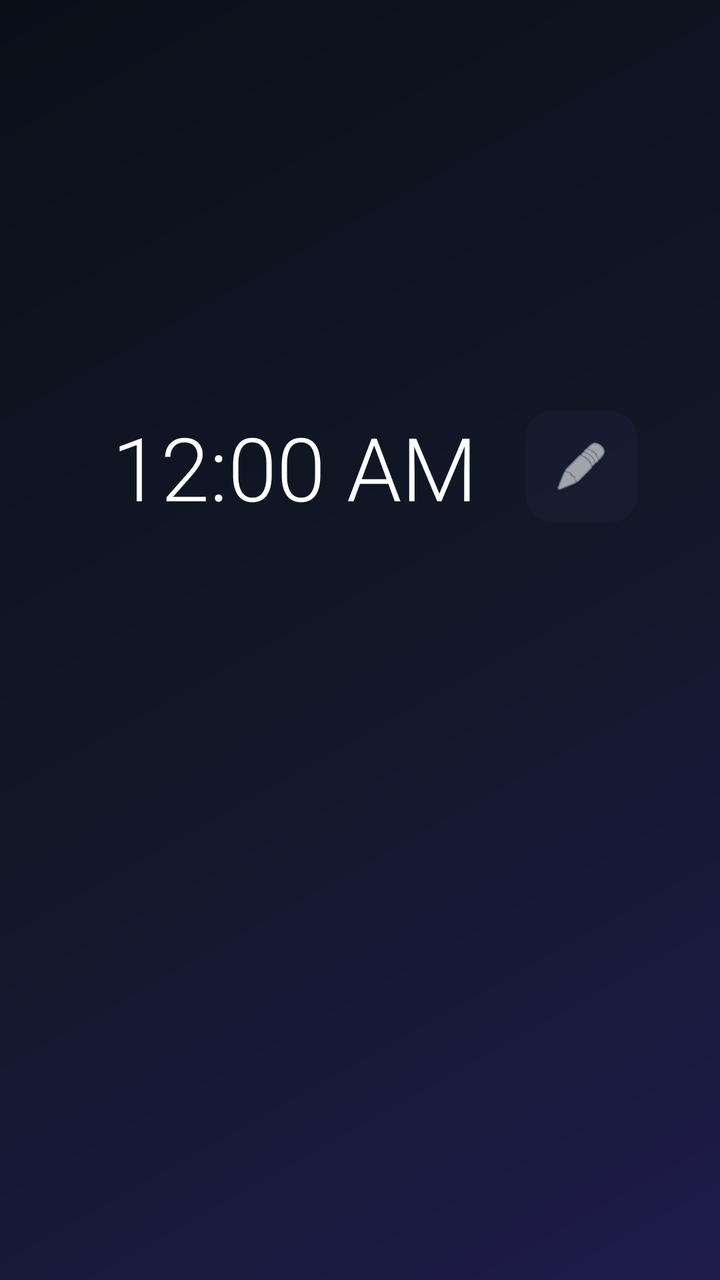
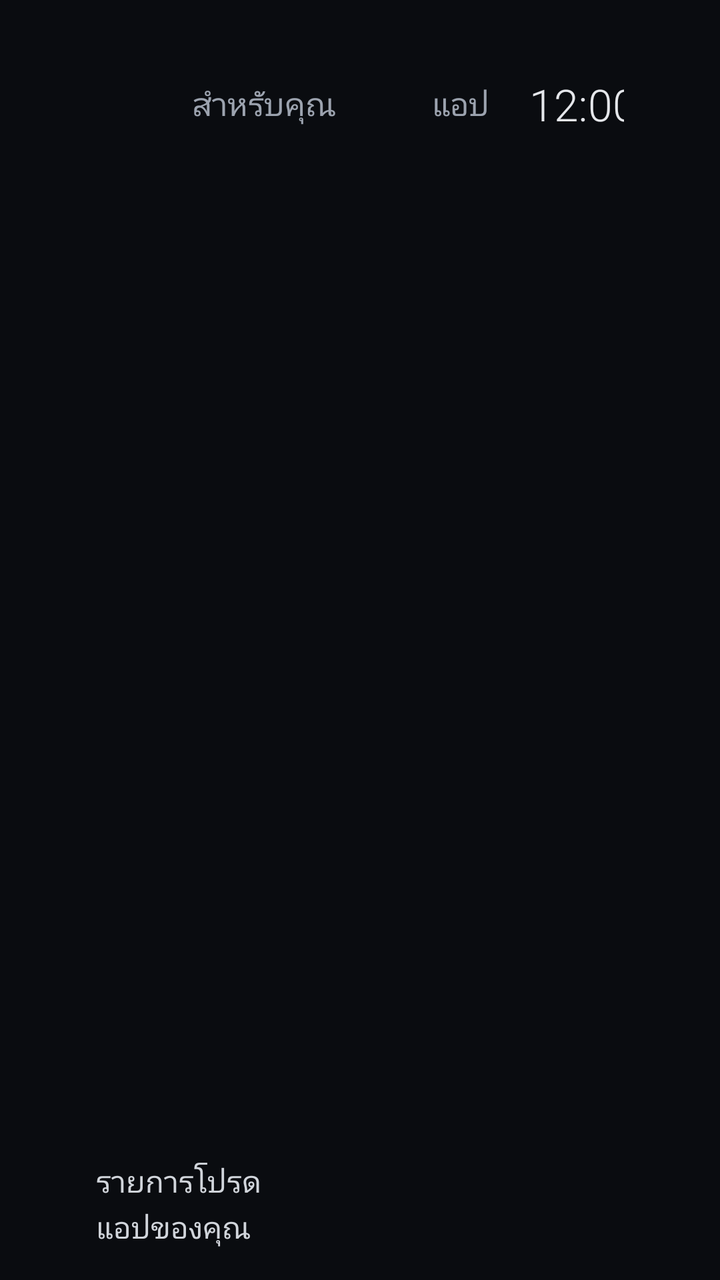

The first picture is an Android layout as it rendered before a commit; the second is the same layout after the commit. The layout source and the unified diff follow.
<!-- AndroidManifest.xml: application theme Theme.CleanTV -->
<!-- res/layout/activity_main.xml -->
<?xml version="1.0" encoding="utf-8"?>
<FrameLayout xmlns:android="http://schemas.android.com/apk/res/android"
    android:layout_width="match_parent"
    android:layout_height="match_parent">

    <ImageView
        android:id="@+id/wallpaper"
        android:layout_width="match_parent"
        android:layout_height="match_parent"
        android:importantForAccessibility="no"
        android:scaleType="centerCrop" />

    <View
        android:id="@+id/dim"
        android:layout_width="match_parent"
        android:layout_height="match_parent"
        android:alpha="0"
        android:background="#000000" />

    <LinearLayout
        android:layout_width="match_parent"
        android:layout_height="match_parent"
        android:clipChildren="false"
        android:clipToPadding="false"
        android:orientation="vertical"
        android:paddingStart="56dp"
        android:paddingTop="36dp"
        android:paddingEnd="56dp">

        <LinearLayout
            android:layout_width="match_parent"
            android:layout_height="wrap_content"
            android:gravity="center_vertical"
            android:orientation="horizontal">

            <LinearLayout
                android:layout_width="0dp"
                android:layout_height="wrap_content"
                android:layout_weight="1"
                android:orientation="vertical">

                <ImageView
                    android:id="@+id/logoImage"
                    android:layout_width="wrap_content"
                    android:layout_height="56dp"
                    android:adjustViewBounds="true"
                    android:importantForAccessibility="no"
                    android:maxWidth="360dp"
                    android:scaleType="fitStart"
                    android:visibility="gone" />

                <TextView
                    android:id="@+id/logoText"
                    android:layout_width="wrap_content"
                    android:layout_height="wrap_content"
                    android:textColor="#FFFFFF"
                    android:textSize="32sp"
                    android:textStyle="bold" />

                <TextView
                    android:id="@+id/greeting"
                    android:layout_width="wrap_content"
                    android:layout_height="wrap_content"
                    android:layout_marginTop="4dp"
                    android:textColor="#E5E7EB"
                    android:textSize="20sp" />

                <TextClock
                    android:id="@+id/date"
                    android:layout_width="wrap_content"
                    android:layout_height="wrap_content"
                    android:format12Hour="EEEE d MMMM"
                    android:format24Hour="EEEE d MMMM"
                    android:textColor="#9CA3AF"
                    android:textSize="15sp" />
            </LinearLayout>

            <TextClock
                android:id="@+id/clock"
                android:layout_width="wrap_content"
                android:layout_height="wrap_content"
                android:layout_marginEnd="24dp"
                android:fontFamily="sans-serif-light"
                android:textColor="#FFFFFF"
                android:textSize="44sp" />

            <ImageButton
                android:id="@+id/btnCustomize"
                android:layout_width="56dp"
                android:layout_height="56dp"
                android:background="@drawable/button_bg"
                android:contentDescription="ปรับแต่ง CleanTV"
                android:focusable="true"
                android:padding="14dp"
                android:scaleType="fitCenter"
                android:src="@android:drawable/ic_menu_edit"
                android:tint="#FFFFFF" />

            <ImageButton
                android:id="@+id/btnSystem"
                android:layout_width="56dp"
                android:layout_height="56dp"
                android:layout_marginStart="12dp"
                android:background="@drawable/button_bg"
                android:contentDescription="การตั้งค่าทีวี"
                android:focusable="true"
                android:padding="14dp"
                android:scaleType="fitCenter"
                android:src="@android:drawable/ic_menu_preferences"
                android:tint="#FFFFFF" />
        </LinearLayout>

        <androidx.recyclerview.widget.RecyclerView
            android:id="@+id/grid"
            android:layout_width="match_parent"
            android:layout_height="0dp"
            android:layout_marginTop="8dp"
            android:layout_weight="1"
            android:clipChildren="false"
            android:clipToPadding="false"
            android:paddingTop="8dp"
            android:paddingBottom="48dp" />
    </LinearLayout>
</FrameLayout>
<!-- resources referenced by this layout -->
<resources>
  <!-- drawable button_bg (drawable) -->
  <?xml version="1.0" encoding="utf-8"?>
  <selector xmlns:android="http://schemas.android.com/apk/res/android">
      <item android:state_focused="true">
          <shape android:shape="rectangle">
              <solid android:color="#40FFFFFF" />
              <corners android:radius="14dp" />
              <stroke android:width="3dp" android:color="#FFFFFF" />
          </shape>
      </item>
      <item>
          <shape android:shape="rectangle">
              <solid android:color="#801C2238" />
              <corners android:radius="14dp" />
          </shape>
      </item>
  </selector>
  <style name="Theme.CleanTV" parent="@android:style/Theme.DeviceDefault.NoActionBar.Fullscreen">
          
          <item name="android:windowBackground">@drawable/bg_gradient</item>
          <item name="android:windowShowWallpaper">false</item>
      </style>
  <!-- drawable bg_gradient (drawable) -->
  <shape xmlns:android="http://schemas.android.com/apk/res/android" android:shape="rectangle">
      <gradient
          android:angle="315"
          android:startColor="#0B0F1A"
          android:centerColor="#111827"
          android:endColor="#1E1B4B" />
  </shape>
</resources>

<!-- the commit's change to res/layout/activity_main.xml (unified diff, before → after) -->
@@ -1,21 +1,39 @@
 <?xml version="1.0" encoding="utf-8"?>
 <FrameLayout xmlns:android="http://schemas.android.com/apk/res/android"
+    android:id="@+id/root"
     android:layout_width="match_parent"
-    android:layout_height="match_parent">
-
+    android:layout_height="match_parent"
+    android:background="#0A0C10"
+    android:clipChildren="false">
+
+    
     <ImageView
-        android:id="@+id/wallpaper"
-        android:layout_width="match_parent"
-        android:layout_height="match_parent"
+        android:id="@+id/heroArt"
+        android:layout_width="640dp"
+        android:layout_height="360dp"
+        android:layout_gravity="top|end"
+        android:alpha="0"
         android:importantForAccessibility="no"
         android:scaleType="centerCrop" />
 
+    
     <View
-        android:id="@+id/dim"
+        android:id="@+id/fadeLeft"
+        android:layout_width="640dp"
+        android:layout_height="360dp"
+        android:layout_gravity="top|end" />
+
+    <View
+        android:id="@+id/fadeBottom"
+        android:layout_width="640dp"
+        android:layout_height="360dp"
+        android:layout_gravity="top|end" />
+
+    <View
+        android:id="@+id/fadeTop"
         android:layout_width="match_parent"
-        android:layout_height="match_parent"
-        android:alpha="0"
-        android:background="#000000" />
+        android:layout_height="110dp"
+        android:layout_gravity="top" />
 
     <LinearLayout
         android:layout_width="match_parent"
@@ -23,102 +41,214 @@
         android:clipChildren="false"
         android:clipToPadding="false"
         android:orientation="vertical"
-        android:paddingStart="56dp"
-        android:paddingTop="36dp"
-        android:paddingEnd="56dp">
-
+        android:paddingTop="28dp">
+
+        
         <LinearLayout
             android:layout_width="match_parent"
-            android:layout_height="wrap_content"
+            android:layout_height="48dp"
             android:gravity="center_vertical"
-            android:orientation="horizontal">
-
-            <LinearLayout
+            android:orientation="horizontal"
+            android:paddingStart="48dp"
+            android:paddingEnd="48dp">
+
+            <ImageView
+                android:id="@+id/logoImage"
+                android:layout_width="wrap_content"
+                android:layout_height="32dp"
+                android:layout_marginEnd="28dp"
+                android:adjustViewBounds="true"
+                android:importantForAccessibility="no"
+                android:maxWidth="200dp"
+                android:scaleType="fitStart"
+                android:visibility="gone" />
+
+            <TextView
+                android:id="@+id/logoText"
+                android:layout_width="wrap_content"
+                android:layout_height="wrap_content"
+                android:layout_marginEnd="28dp"
+                android:textColor="#FFFFFF"
+                android:textSize="20sp"
+                android:textStyle="bold" />
+
+            <TextView
+                android:id="@+id/tabHome"
+                android:layout_width="wrap_content"
+                android:layout_height="40dp"
+                android:background="@drawable/tab_bg"
+                android:focusable="true"
+                android:gravity="center"
+                android:paddingStart="20dp"
+                android:paddingEnd="20dp"
+                android:text="สำหรับคุณ"
+                android:textColor="@color/tab_text"
+                android:textSize="16sp" />
+
+            <TextView
+                android:id="@+id/tabAll"
+                android:layout_width="wrap_content"
+                android:layout_height="40dp"
+                android:layout_marginStart="8dp"
+                android:background="@drawable/tab_bg"
+                android:focusable="true"
+                android:gravity="center"
+                android:paddingStart="20dp"
+                android:paddingEnd="20dp"
+                android:text="แอป"
+                android:textColor="@color/tab_text"
+                android:textSize="16sp" />
+
+            <View
                 android:layout_width="0dp"
-                android:layout_height="wrap_content"
-                android:layout_weight="1"
-                android:orientation="vertical">
-
-                <ImageView
-                    android:id="@+id/logoImage"
-                    android:layout_width="wrap_content"
-                    android:layout_height="56dp"
-                    android:adjustViewBounds="true"
-                    android:importantForAccessibility="no"
-                    android:maxWidth="360dp"
-                    android:scaleType="fitStart"
-                    android:visibility="gone" />
-
-                <TextView
-                    android:id="@+id/logoText"
-                    android:layout_width="wrap_content"
-                    android:layout_height="wrap_content"
-                    android:textColor="#FFFFFF"
-                    android:textSize="32sp"
-                    android:textStyle="bold" />
-
-                <TextView
-                    android:id="@+id/greeting"
-                    android:layout_width="wrap_content"
-                    android:layout_height="wrap_content"
-                    android:layout_marginTop="4dp"
-                    android:textColor="#E5E7EB"
-                    android:textSize="20sp" />
-
-                <TextClock
-                    android:id="@+id/date"
-                    android:layout_width="wrap_content"
-                    android:layout_height="wrap_content"
-                    android:format12Hour="EEEE d MMMM"
-                    android:format24Hour="EEEE d MMMM"
-                    android:textColor="#9CA3AF"
-                    android:textSize="15sp" />
-            </LinearLayout>
+                android:layout_height="1dp"
+                android:layout_weight="1" />
 
             <TextClock
                 android:id="@+id/clock"
                 android:layout_width="wrap_content"
                 android:layout_height="wrap_content"
-                android:layout_marginEnd="24dp"
+                android:layout_marginEnd="20dp"
                 android:fontFamily="sans-serif-light"
-                android:textColor="#FFFFFF"
-                android:textSize="44sp" />
+                android:textColor="#E5E7EB"
+                android:textSize="22sp" />
 
             <ImageButton
                 android:id="@+id/btnCustomize"
-                android:layout_width="56dp"
-                android:layout_height="56dp"
-                android:background="@drawable/button_bg"
+                android:layout_width="44dp"
+                android:layout_height="44dp"
+                android:background="@drawable/icon_btn_bg"
                 android:contentDescription="ปรับแต่ง CleanTV"
                 android:focusable="true"
-                android:padding="14dp"
+                android:padding="11dp"
                 android:scaleType="fitCenter"
                 android:src="@android:drawable/ic_menu_edit"
-                android:tint="#FFFFFF" />
+                android:tint="@color/icon_tint" />
 
             <ImageButton
                 android:id="@+id/btnSystem"
-                android:layout_width="56dp"
-                android:layout_height="56dp"
-                android:layout_marginStart="12dp"
-                android:background="@drawable/button_bg"
+                android:layout_width="44dp"
+                android:layout_height="44dp"
+                android:layout_marginStart="10dp"
+                android:background="@drawable/icon_btn_bg"
                 android:contentDescription="การตั้งค่าทีวี"
                 android:focusable="true"
-                android:padding="14dp"
+                android:padding="11dp"
                 android:scaleType="fitCenter"
                 android:src="@android:drawable/ic_menu_preferences"
-                android:tint="#FFFFFF" />
+                android:tint="@color/icon_tint" />
         </LinearLayout>
 
-        <androidx.recyclerview.widget.RecyclerView
-            android:id="@+id/grid"
+        <FrameLayout
             android:layout_width="match_parent"
             android:layout_height="0dp"
-            android:layout_marginTop="8dp"
             android:layout_weight="1"
             android:clipChildren="false"
-            android:clipToPadding="false"
-            android:paddingTop="8dp"
-            android:paddingBottom="48dp" />
+            android:clipToPadding="false">
+
+            
+            <LinearLayout
+                android:id="@+id/pageHome"
+                android:layout_width="match_parent"
+                android:layout_height="match_parent"
+                android:clipChildren="false"
+                android:clipToPadding="false"
+                android:orientation="vertical">
+
+                <LinearLayout
+                    android:id="@+id/heroBox"
+                    android:layout_width="match_parent"
+                    android:layout_height="0dp"
+                    android:layout_weight="1"
+                    android:gravity="center_vertical"
+                    android:orientation="vertical"
+                    android:paddingStart="48dp"
+                    android:paddingEnd="48dp">
+
+                    <TextView
+                        android:id="@+id/heroTag"
+                        android:layout_width="wrap_content"
+                        android:layout_height="wrap_content"
+                        android:letterSpacing="0.08"
+                        android:textColor="#FFFFFF"
+                        android:textSize="14sp"
+                        android:textStyle="bold" />
+
+                    <TextView
+                        android:id="@+id/heroTitle"
+                        android:layout_width="wrap_content"
+                        android:layout_height="wrap_content"
+                        android:layout_marginTop="4dp"
+                        android:ellipsize="end"
+                        android:maxWidth="640dp"
+                        android:maxLines="1"
+                        android:shadowColor="#99000000"
+                        android:shadowDy="2"
+                        android:shadowRadius="12"
+                        android:textColor="#FFFFFF"
+                        android:textSize="44sp"
+                        android:textStyle="bold" />
+
+                    <TextView
+                        android:id="@+id/heroSub"
+                        android:layout_width="wrap_content"
+                        android:layout_height="wrap_content"
+                        android:layout_marginTop="6dp"
+                        android:textColor="#B4BAC6"
+                        android:textSize="15sp" />
+                </LinearLayout>
+
+                <TextView
+                    android:id="@+id/favTitle"
+                    android:layout_width="wrap_content"
+                    android:layout_height="wrap_content"
+                    android:paddingStart="48dp"
+                    android:text="รายการโปรด"
+                    android:textColor="#D1D5DB"
+                    android:textSize="15sp" />
+
+                <androidx.recyclerview.widget.RecyclerView
+                    android:id="@+id/rowFav"
+                    android:layout_width="match_parent"
+                    android:layout_height="wrap_content"
+                    android:clipChildren="false"
+                    android:clipToPadding="false"
+                    android:paddingStart="38dp"
+                    android:paddingEnd="38dp" />
+
+                <TextView
+                    android:id="@+id/appsTitle"
+                    android:layout_width="wrap_content"
+                    android:layout_height="wrap_content"
+                    android:layout_marginTop="2dp"
+                    android:paddingStart="48dp"
+                    android:text="แอปของคุณ"
+                    android:textColor="#D1D5DB"
+                    android:textSize="15sp" />
+
+                <androidx.recyclerview.widget.RecyclerView
+                    android:id="@+id/rowApps"
+                    android:layout_width="match_parent"
+                    android:layout_height="wrap_content"
+                    android:layout_marginBottom="16dp"
+                    android:clipChildren="false"
+                    android:clipToPadding="false"
+                    android:paddingStart="38dp"
+                    android:paddingEnd="38dp" />
+            </LinearLayout>
+
+            
+            <androidx.recyclerview.widget.RecyclerView
+                android:id="@+id/gridAll"
+                android:layout_width="match_parent"
+                android:layout_height="match_parent"
+                android:clipChildren="false"
+                android:clipToPadding="false"
+                android:paddingStart="38dp"
+                android:paddingTop="12dp"
+                android:paddingEnd="38dp"
+                android:paddingBottom="48dp"
+                android:visibility="gone" />
+        </FrameLayout>
     </LinearLayout>
 </FrameLayout>
<!-- resource entries referenced after the edit -->
@@ -1,19 +1,38 @@
 <!-- resources referenced by this layout -->
 <resources>
-  <!-- drawable button_bg (drawable) -->
+  <!-- drawable icon_btn_bg (drawable) -->
+  <?xml version="1.0" encoding="utf-8"?>
+  <selector xmlns:android="http://schemas.android.com/apk/res/android">
+      <item android:state_focused="true">
+          <shape android:shape="oval">
+              <solid android:color="#FFFFFF" />
+          </shape>
+      </item>
+      <item>
+          <shape android:shape="oval">
+              <solid android:color="#1FFFFFFF" />
+          </shape>
+      </item>
+  </selector>
+  <!-- drawable tab_bg (drawable) -->
   <?xml version="1.0" encoding="utf-8"?>
   <selector xmlns:android="http://schemas.android.com/apk/res/android">
       <item android:state_focused="true">
           <shape android:shape="rectangle">
-              <solid android:color="#40FFFFFF" />
-              <corners android:radius="14dp" />
-              <stroke android:width="3dp" android:color="#FFFFFF" />
+              <solid android:color="#FFFFFF" />
+              <corners android:radius="20dp" />
+          </shape>
+      </item>
+      <item android:state_selected="true">
+          <shape android:shape="rectangle">
+              <solid android:color="#26FFFFFF" />
+              <corners android:radius="20dp" />
           </shape>
       </item>
       <item>
           <shape android:shape="rectangle">
-              <solid android:color="#801C2238" />
-              <corners android:radius="14dp" />
+              <solid android:color="#00000000" />
+              <corners android:radius="20dp" />
           </shape>
       </item>
   </selector>
